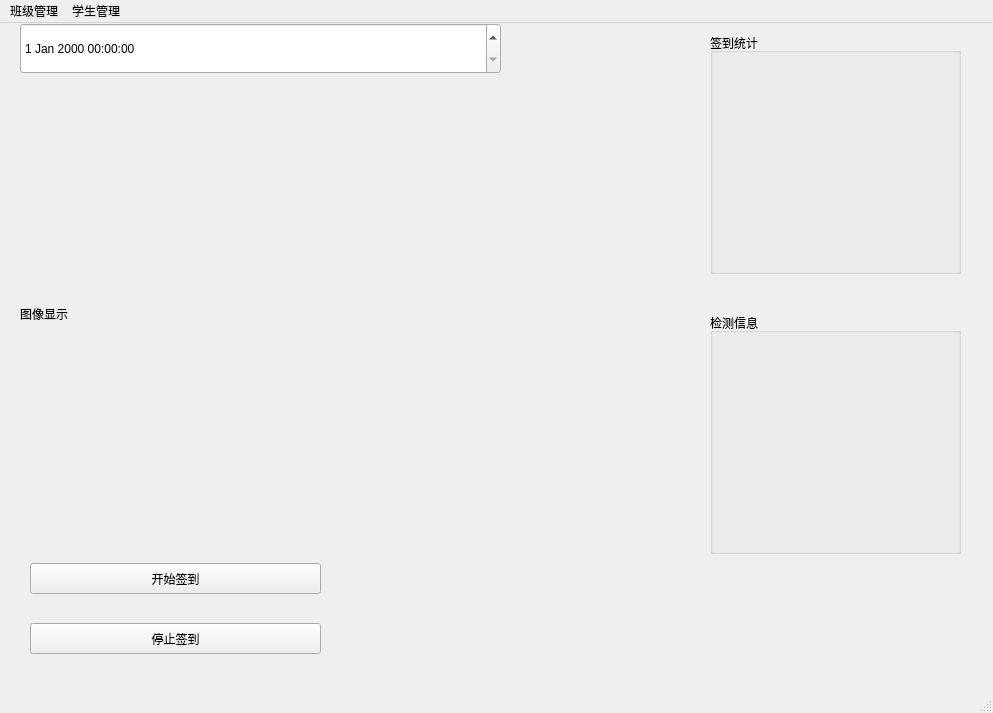
Old version of the form main.ui in the repository NovaShen555/FaceCheckSystem.
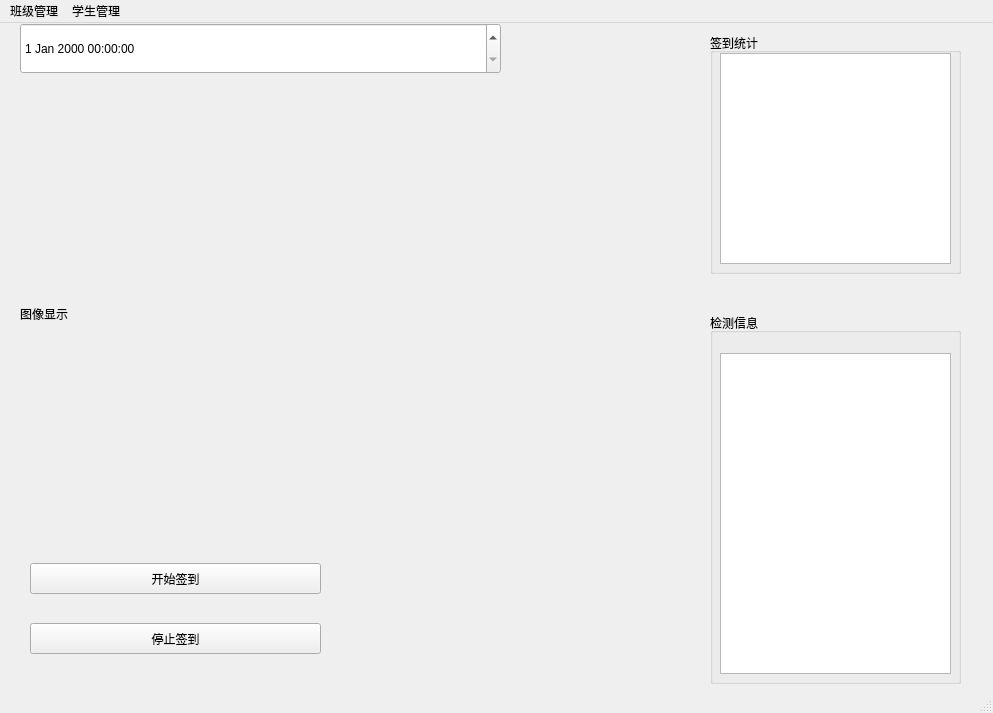
New version of the form.

Patch:
```diff
--- a/main.ui
+++ b/main.ui
@@ -65,6 +65,16 @@
     <property name="title">
      <string>签到统计</string>
     </property>
+    <widget class="QPlainTextEdit" name="plainTextEdit">
+     <property name="geometry">
+      <rect>
+       <x>10</x>
+       <y>20</y>
+       <width>231</width>
+       <height>211</height>
+      </rect>
+     </property>
+    </widget>
    </widget>
    <widget class="QGroupBox" name="groupBox_2">
     <property name="geometry">
@@ -72,12 +82,22 @@
       <x>710</x>
       <y>290</y>
       <width>251</width>
-      <height>241</height>
+      <height>371</height>
      </rect>
     </property>
     <property name="title">
      <string>检测信息</string>
     </property>
+    <widget class="QPlainTextEdit" name="plainTextEdit_2">
+     <property name="geometry">
+      <rect>
+       <x>10</x>
+       <y>40</y>
+       <width>231</width>
+       <height>321</height>
+      </rect>
+     </property>
+    </widget>
    </widget>
    <widget class="QDateTimeEdit" name="dateTimeEdit">
     <property name="geometry">
```
